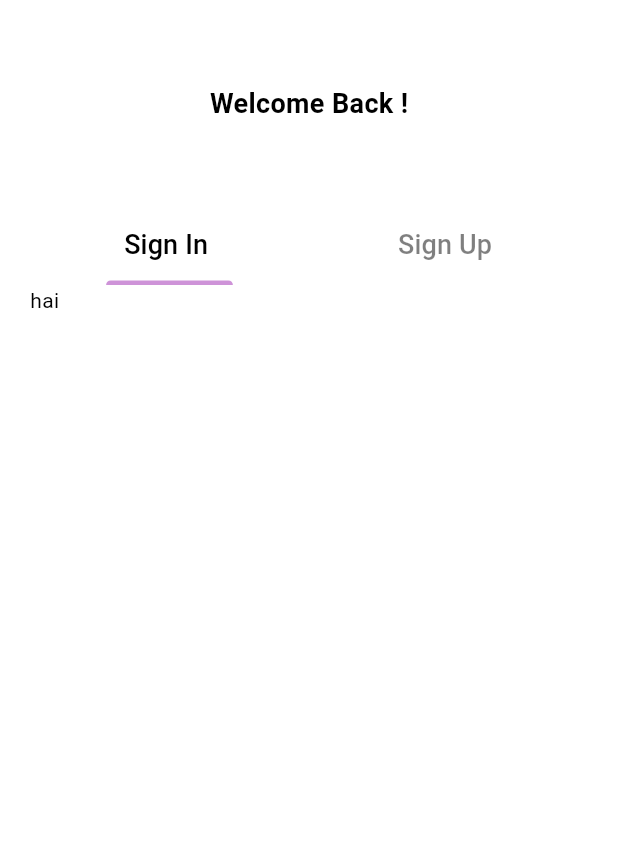
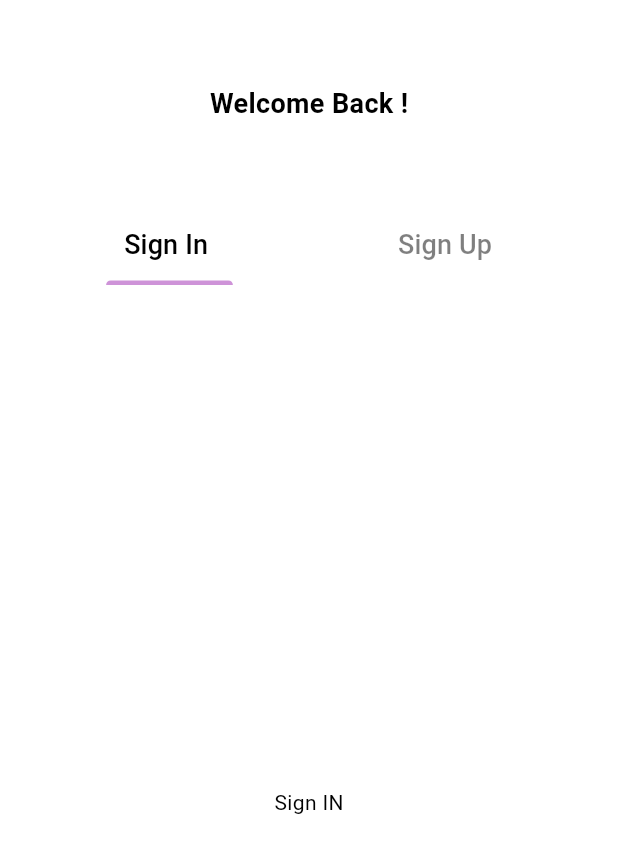
Before and after one commit to jithuhari/post_app_firebase_bloc, a Flutter app: the screen it shows after launch, on a phone screen of 412 x 824 dp. Shown: the top 853 px of the screen. Run offline on Flutter 3.47's test engine with Material 3 defaults, Android fonts, the phone set to English and light mode, and no system bars; our stand-ins replace bloc, cloud_firestore, equatable, firebase_auth, firebase_core, flutter_bloc; accounts and stored records are empty.

Commit message:
ios setups

```diff
--- a/lib/screens/authentication/sign_in_screen.dart
+++ b/lib/screens/authentication/sign_in_screen.dart
@@ -0,0 +1,12 @@
+import 'package:flutter/material.dart';
+
+class SignInScreen extends StatelessWidget {
+  const SignInScreen({super.key});
+
+  @override
+  Widget build(BuildContext context) {
+    return Scaffold(
+      body: Center(child: Text('Sign IN'),),
+    );
+  }
+}
--- a/lib/screens/authentication/welcome_screen.dart
+++ b/lib/screens/authentication/welcome_screen.dart
@@ -1,3 +1,5 @@
+import 'package:app_new/screens/authentication/sign_in_screen.dart';
+import 'package:app_new/screens/authentication/sign_up_screen.dart';
 import 'package:flutter/material.dart';
 
 class WelcomeScreen extends StatefulWidget {
@@ -61,8 +63,8 @@ class _WelcomeScreenState extends State<WelcomeScreen> with TickerProviderStateM
                   child: TabBarView(
                     controller: tabController ,
                     children: [
-                    Text('hai'),
-                    Text('Hello')
+                    SignInScreen(),
+                    SignUpScreen()
                   ]),
                 )
               ],
```
Also changed, not shown: lib/screens/authentication/sign_up_screen.dart (+12 -0 lines), 12 other files.
